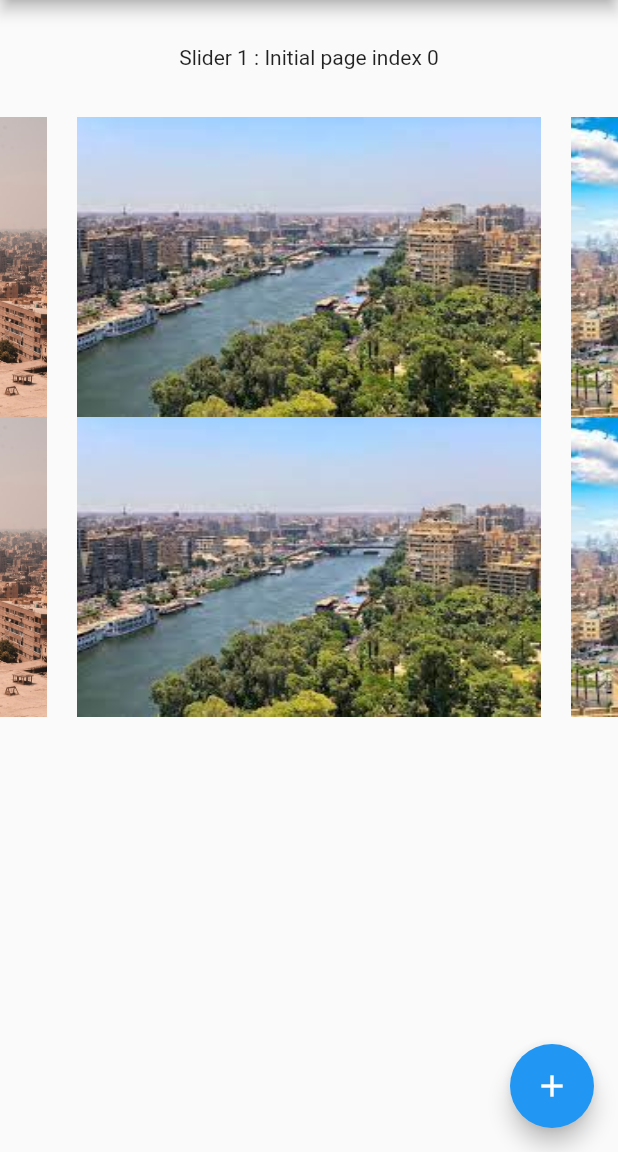
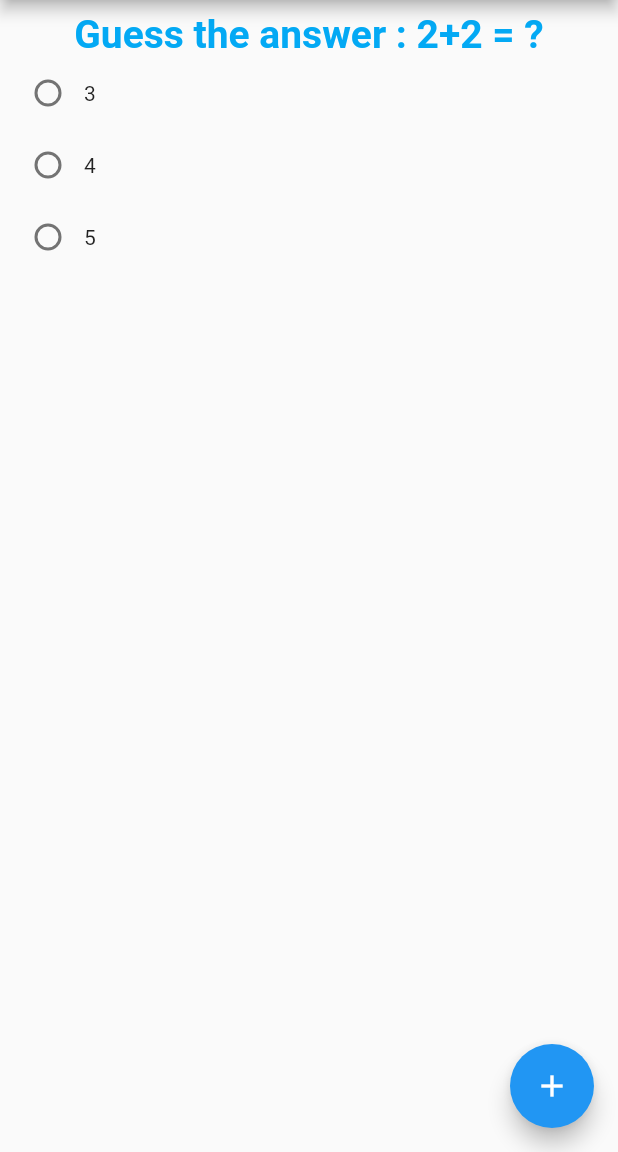
Before and after one commit to hebaabdelwhab/LearningCodeCourse, a Flutter app: the screen it shows after launch, on a phone screen of 412 x 824 dp, the part 84-1236 px from its top. Run offline on Flutter 3.47's test engine with Material 2 defaults, Android fonts, the phone set to English and light mode, and no system bars; drawn by our look-alikes of carousel_slider.

Commit message:
20-12-2021

```diff
--- a/lib/main.dart
+++ b/lib/main.dart
@@ -27,12 +27,31 @@ class MyHomePage extends StatefulWidget {
 }
 
 class _MyHomePageState extends State<MyHomePage> {
+  int _radioValues=0;
   List ImgList = ['Images/Cairo.jpg','Images/download.jpg','Images/photo.jpg'];
+  late String result;
+  late Color resultColor;
+
   @override
   Widget build(BuildContext context) {
     return Scaffold(
       appBar: AppBar(title: Text("Flutter Demo"),),
-      body:buildListView(),
+      body: Padding(
+        padding: EdgeInsets.all(8.0),
+        child: Column(
+          children: [
+            Text("Guess the answer : 2+2 = ?",
+            style: TextStyle(
+              color: Colors.lightBlue,
+              fontWeight: FontWeight.bold,
+              fontSize: 26,
+            ),),
+            buildRow(3),
+            buildRow(4),
+            buildRow(5),
+          ],
+        ),
+      ),
       floatingActionButton: FloatingActionButton(
         onPressed: null,
         tooltip: 'Increment',
@@ -40,7 +59,36 @@ class _MyHomePageState extends State<MyHomePage> {
       ),
     );
   }
-
+  myDialg(){
+    var ad = AlertDialog(
+       content: Container(
+         height: 100,
+         child: Column(
+           children: [
+             Text("$result",style: TextStyle(color: resultColor),),
+             Divider(),
+             Text("Answer is :4")
+           ],
+         ),
+       ),
+    );
+    showDialog(context: context,builder:(context) => ad,);
+ }
+  Row buildRow(int Value){
+    return Row(
+            children: [
+            Radio(value: Value, groupValue:_radioValues, onChanged:(value){
+              setState(() {
+                _radioValues =Value;
+                result =Value==4?"Correct answer":"Wrong answer";
+                resultColor = Value==4?Colors.green:Colors.red;
+                myDialg();
+              });
+            }),
+            Text("$Value"),
+           ],
+          );
+  }
   ListView buildListView() {
     return ListView(
       children: [
```
